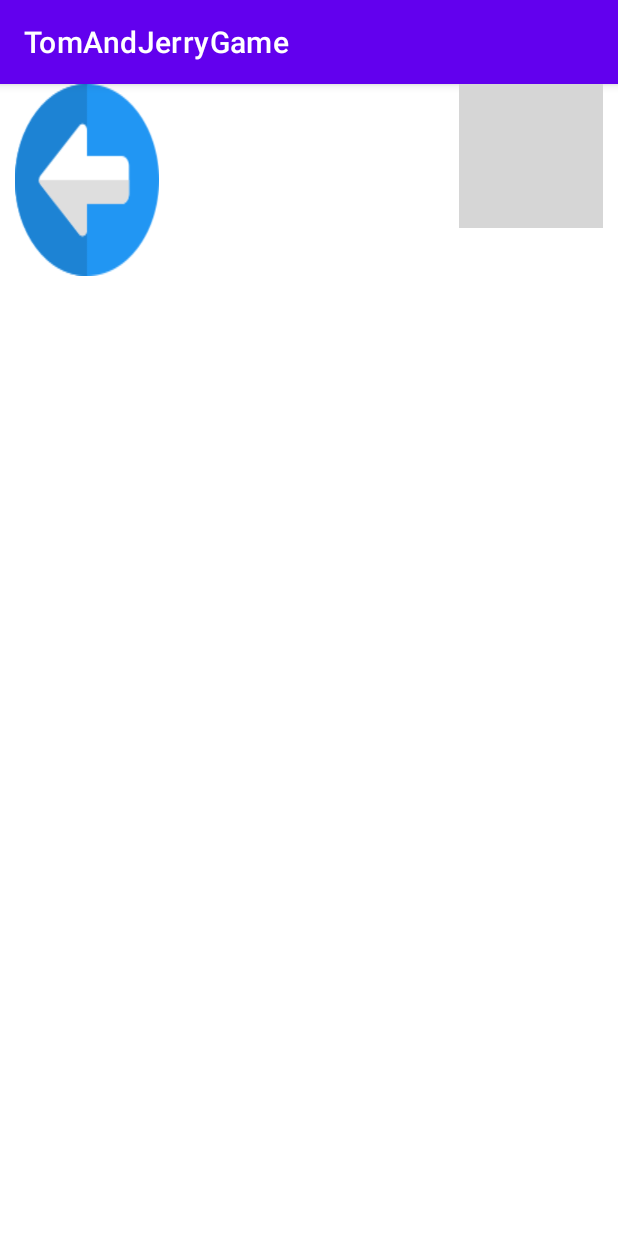
After one commit to amoshmuel/TomAndJerryGame2, an Android app: the fragment FragBtn shown on its own in the app's theme, on a phone screen of 412 x 824 dp. The commit adds this screen. Run offline under Robolectric (Android 15) with nearby library versions, the phone set to English and light mode, and no system bars; grey boxes are pictures that could not be loaded.

```diff
--- a/app/build.gradle
+++ b/app/build.gradle
@@ -33,6 +33,7 @@ dependencies {
     implementation 'com.google.android.material:material:1.4.0'
     implementation 'androidx.constraintlayout:constraintlayout:2.1.1'
     implementation 'com.google.android.gms:play-services-location:18.0.0'
+    implementation 'com.android.support:support-v4:28.0.0'
     testImplementation 'junit:junit:4.+'
     androidTestImplementation 'androidx.test.ext:junit:1.1.3'
     androidTestImplementation 'androidx.test.espresso:espresso-core:3.4.0'
--- /dev/null
+++ b/app/src/main/java/com/example/tomandjerrygame/FragBtn.java
@@ -0,0 +1,83 @@
+package com.example.tomandjerrygame;
+
+import android.os.Bundle;
+import android.view.LayoutInflater;
+import android.view.View;
+import android.view.ViewGroup;
+import android.widget.ImageButton;
+
+import androidx.fragment.app.Fragment;
+public class FragBtn extends Fragment {
+    private ImageButton btn_left;
+    private ImageButton btn_right;
+    private View fragView;
+    private int  playerPosition =2;
+    private int delay = 1000;
+    private callBackplayerPos mcallBackplayerPos;
+
+    @Override
+    public View onCreateView(LayoutInflater inflater, ViewGroup container,Bundle savedInstanceState) {
+        // Inflate the layout for this fragment
+        fragView = inflater.inflate(R.layout.fragment_frag__btn, container, false);
+        findViews();
+        initViews();
+
+        return fragView;
+    }
+
+    private void initViews() {
+        btn_right.setOnClickListener(new View.OnClickListener() {
+            @Override
+            public void onClick(View view) {
+                playerPosition++;
+                mcallBackplayerPos.playerPos(playerPosition);
+            }
+//                if (playerPosition == 0) {//player on the left move to left mid
+//                    setVisibleFromTo(panel_img_player,0,1);
+//
+//                } else if (playerPosition == 1) {//player on the left mid move to mid
+//                    setVisibleFromTo(panel_img_player,1,2);
+//
+//                } else if (playerPosition == 2) { //player on the mid move to right mid
+//                    setVisibleFromTo(panel_img_player,2,3);
+//
+//                } else if (playerPosition == 3) { //player on the right mid move to right
+//                    setVisibleFromTo(panel_img_player,3,4);
+//
+//                }else if (playerPosition == 4) { //player on the right move cant move
+//                    setVisibleFromTo(panel_img_player,4,4);
+//                }
+//            }
+        });
+/*
+        btn_left.setOnClickListener(new View.OnClickListener() {
+            @Override
+            public void onClick(View view) {
+                if (playerPosition == 4) {//player on the right move to right mid
+                    setVisibleFromTo(panel_img_player,4,3);
+
+                } else if (playerPosition == 3) {//player on the right mid move to mid
+                    setVisibleFromTo(panel_img_player,3,2);
+
+                } else if (playerPosition == 2) { //player on the mid move to left mid
+                    setVisibleFromTo(panel_img_player,2,1);
+                }
+
+                else if (playerPosition == 1) { //player on the  lrft mid move to left
+                    setVisibleFromTo(panel_img_player,1,0);
+                }
+
+                else if (playerPosition == 0) { //player on the left cant move
+                    setVisibleFromTo(panel_img_player,0,0);
+                }
+            }
+        });
+*/
+
+    }
+
+    private void findViews() {
+        btn_left = fragView.findViewById(R.id.panel_btn_left);
+        btn_right = fragView.findViewById(R.id.panel_btn_right);
+    }
+}
--- /dev/null
+++ b/app/src/main/java/com/example/tomandjerrygame/callBackplayerPos.java
@@ -0,0 +1,5 @@
+package com.example.tomandjerrygame;
+
+public interface callBackplayerPos {
+    void  playerPos(int playerPosition);
+}
--- /dev/null
+++ b/app/src/main/java/com/example/tomandjerrygame/moveBySens.java
@@ -0,0 +1,4 @@
+package com.example.tomandjerrygame;
+
+public class moveBySens {
+}
--- /dev/null
+++ b/app/src/main/res/layout/fragment_frag__btn.xml
@@ -0,0 +1,40 @@
+<?xml version="1.0" encoding="utf-8"?>
+<FrameLayout
+    xmlns:android="http://schemas.android.com/apk/res/android"
+    xmlns:tools="http://schemas.android.com/tools"
+    android:layout_width="match_parent"
+    android:layout_height="match_parent"
+    tools:context=".FragBtn">
+
+    <LinearLayout
+        android:layout_width="match_parent"
+        android:layout_height="wrap_content"
+        android:layout_weight="1"
+        android:orientation="horizontal">
+
+        <ImageButton
+            android:id="@+id/panel_btn_left"
+            android:layout_width="0dp"
+            android:layout_height="wrap_content"
+            android:layout_marginLeft="10dp"
+            android:layout_marginRight="100dp"
+            android:layout_weight="1"
+            android:background="@drawable/left_btn"
+            android:text="left"
+            tools:ignore="SpeakableTextPresentCheck" />
+
+        <ImageButton
+            android:id="@+id/panel_btn_right"
+            android:layout_width="0dp"
+            android:layout_height="wrap_content"
+            android:layout_marginLeft="100dp"
+            android:layout_marginRight="10dp"
+            android:layout_weight="1"
+            android:background="@drawable/right_btn"
+            android:text="right"
+            tools:ignore="SpeakableTextPresentCheck,TouchTargetSizeCheck" />
+
+    </LinearLayout>
+
+
+</FrameLayout>
--- a/app/src/main/res/values/strings.xml
+++ b/app/src/main/res/values/strings.xml
@@ -1,3 +1,5 @@
 <resources>
     <string name="app_name">TomAndJerryGame</string>
+    <!-- TODO: Remove or change this placeholder text -->
+    <string name="hello_blank_fragment">Hello blank fragment</string>
 </resources>
```
Also changed, not shown: app/src/main/java/com/example/tomandjerrygame/Activity_Menu.java (+4 -4 lines), app/src/main/java/com/example/tomandjerrygame/Flags.java (added, +26 -0 lines), app/src/main/java/com/example/tomandjerrygame/MainActivity.java (+87 -43 lines).
